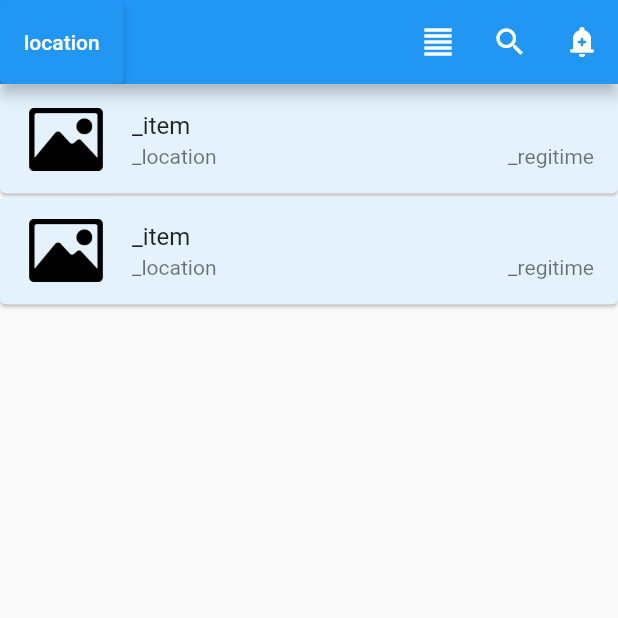
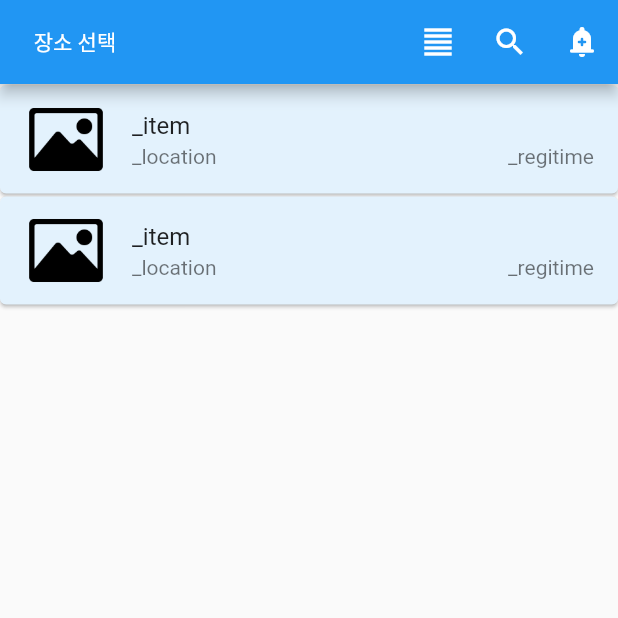
Before and after one commit to ljh-none/opensource_2, a Flutter app: the screen it shows after launch, on a phone screen of 412 x 824 dp, the top half of it. Run offline on Flutter 3.47's test engine with Material 2 defaults, Android fonts, the phone set to English and light mode, and no system bars.

Commit message:
지역 선택 popupmenu버튼으로 바꾸고 메소드로 빼냄

```diff
--- a/lib/main.dart
+++ b/lib/main.dart
@@ -103,7 +103,7 @@
 }
 
 class _MainFrameState extends State<MainFrame> {
-  //variable namespace
+  //variable space
   int _bottomIndex = 0;
   var bottomItem = const <BottomNavigationBarItem>[
     BottomNavigationBarItem(
@@ -122,8 +122,15 @@
       backgroundColor: Colors.orange,
     ),
   ];
-
-  //function
+  List<String> locationList = [
+    '양호동',
+    '서울',
+    '부산',
+    '대구',
+    '인천',
+  ];
+  String selectedLocation = "장소 선택";
+  //function space
   void _tapBottom(int index) {
     setState(() => _bottomIndex = index);
   }
@@ -132,23 +139,26 @@
     return;
   }
 
-  void isLocation() {
-    showDialog(
-      context: context,
-      //barrierDismissible: false,
-      builder: (BuildContext context) {
-        return AlertDialog(
-          title: const Text("Search Location"),
-          content: Column(
-            mainAxisSize: MainAxisSize.min,
-            children: [
-              const TextField(),
-              ElevatedButton(onPressed: nothing, child: const Text("search")),
-            ],
-          ),
-        );
-      },
-    );
+  PopupMenuButton<String> _buildPopupMenuButton() {
+    return PopupMenuButton(
+        child: Container(
+          child: Center(child: Text(selectedLocation)),
+          width: 100,
+          height: 20,
+        ),
+        onSelected: (String str) {
+          setState(() {
+            selectedLocation = str;
+          });
+        },
+        itemBuilder: (BuildContext context) {
+          return locationList.map((String str) {
+            return PopupMenuItem<String>(
+              child: Text(str),
+              value: str,
+            );
+          }).toList();
+        });
   }
 
   //overriding part
@@ -157,7 +167,7 @@
     return Scaffold(
       appBar: AppBar(
         actions: [
-          ElevatedButton(onPressed: isLocation, child: const Text("location")),
+          _buildPopupMenuButton(),
           const Spacer(),
           IconButton(
               onPressed: () {
```
